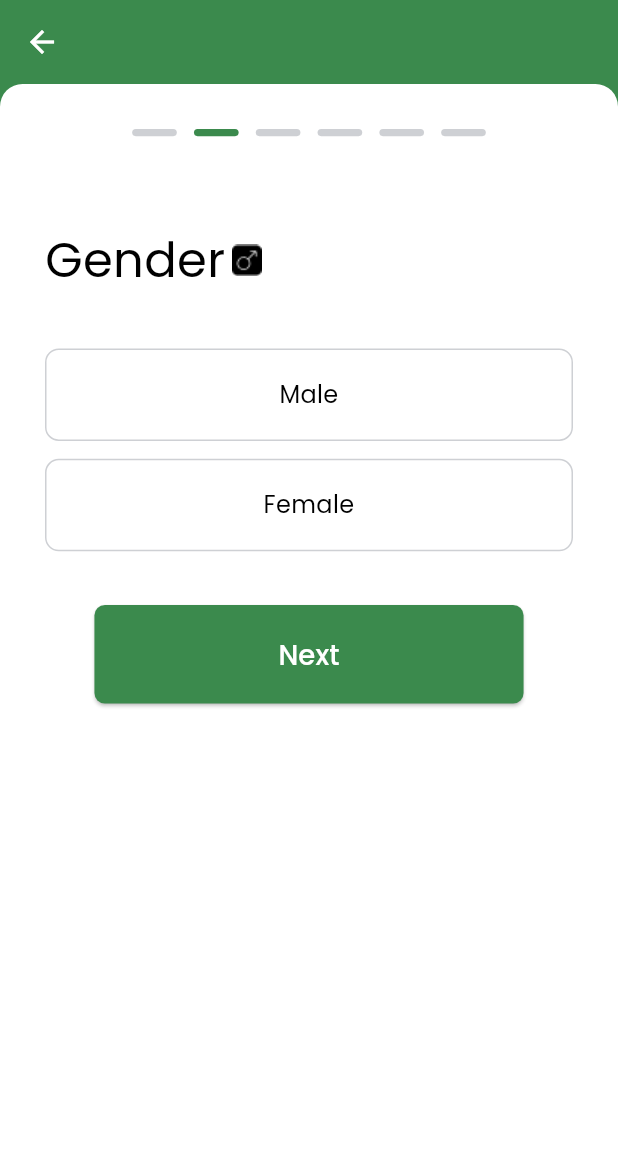
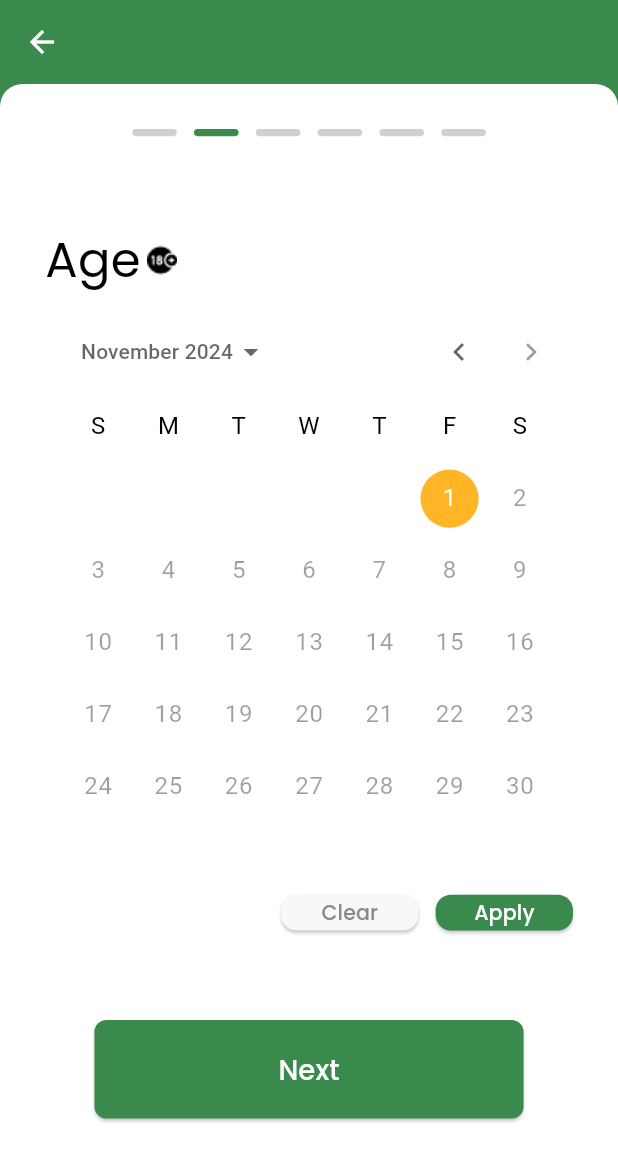
Before and after one commit to Figorate/figorate-mobile, a Flutter app: the GenderScreen screen opened by its route, after a tap on "Next", on a phone screen of 412 x 824 dp. Shown: the top 1162 px of the screen. Run offline on Flutter 3.47's test engine with Material 3 defaults, Android fonts, the phone set to English and light mode, and no system bars; drawn by our look-alikes of overlay_support; our stand-ins replace dio, flutter_screenutil, get_it, google_fonts, stacked; statements that could not run were skipped.

Commit message:
fixed age screen

```diff
--- a/lib/app.dart
+++ b/lib/app.dart
@@ -1,5 +1,6 @@
 import 'package:figorate_mobile/core/theme/app_colors.dart';
 import 'package:figorate_mobile/core/theme/app_theme.dart';
+import 'package:figorate_mobile/presentation/screens/auth/register/age/age.dart';
 import 'package:figorate_mobile/presentation/screens/auth/register/gender/gender.dart';
 import 'package:figorate_mobile/presentation/screens/intro/get_started.dart';
 import 'package:figorate_mobile/presentation/screens/splash/splash_screen.dart';
@@ -39,6 +40,7 @@ class _MyAppState extends State<MyApp> {
               routes: {
                 '/get-started': (context) => const GetStartedScreen(),
                 '/gender': (context) => const GenderScreen(),
+                '/age': (context) => const AgeScreen(),
               },
             ),
           );
--- a/lib/core/constant/assets.dart
+++ b/lib/core/constant/assets.dart
@@ -6,4 +6,5 @@ class Assets {
   static const String fourthPersonalizedIntro = 'assets/jpg/fourth-personalized-intro.jpg';
   static const String fifthPersonalizedIntro = 'assets/jpg/fifth-personalized-intro.jpg';
   static const String genderLogo = 'assets/png/gender_icon.png';
+  static const String ageLogo = 'assets/png/age_icon.png';
 }
--- a/lib/core/theme/app_colors.dart
+++ b/lib/core/theme/app_colors.dart
@@ -7,4 +7,7 @@ class AppColors {
   static Color lightGreen = HexColor.fromHex("#4EB867");
   static Color white = HexColor.fromHex('#FFFFFF');
   static Color grey = HexColor.fromHex("#CED0D4");
+  static Color transparent = HexColor.fromHex("#F8F8F8");
+  static Color deepYellow = HexColor.fromHex("#FFB525");
+  static Color deepWhite = HexColor.fromHex("#8A8A8A");
 }
--- /dev/null
+++ b/lib/presentation/screens/auth/register/age/age.dart
@@ -0,0 +1,119 @@
+import 'package:figorate_mobile/core/constant/assets.dart';
+import 'package:figorate_mobile/presentation/screens/auth/register/age/age_view_model.dart';
+import 'package:figorate_mobile/presentation/widgets/custom_app_bar.dart';
+import 'package:figorate_mobile/presentation/widgets/custom_dialog.dart';
+import 'package:figorate_mobile/presentation/widgets/custom_button.dart';
+import 'package:figorate_mobile/presentation/widgets/custom_carousel_indicator.dart';
+import 'package:figorate_mobile/presentation/widgets/custom_text.dart';
+import 'package:figorate_mobile/services/locator/service_locator.dart';
+import 'package:flutter/material.dart';
+import 'package:figorate_mobile/core/theme/app_colors.dart';
+import 'package:flutter_screenutil/flutter_screenutil.dart';
+import 'package:stacked/stacked.dart';
+
+class AgeScreen extends StatelessWidget {
+  const AgeScreen({super.key});
+
+  @override
+  Widget build(BuildContext context) {
+    return ViewModelBuilder.reactive(
+      viewModelBuilder: () => AgeViewModel(),
+      builder: (context, viewModel, _) {
+        return Scaffold(
+          appBar: CustomAppBar(arrowColor: AppColors.white),
+          body: Stack(
+            alignment: Alignment.bottomCenter,
+            children: [
+              CustomBottomDialog(
+                height: 650.h,
+                content: Column(
+                  mainAxisAlignment: MainAxisAlignment.start,
+                  children: [
+                    const CustomCarouselIndicator(
+                      currentPage: 1,
+                      totalPages: 6,
+                    ),
+                    SizedBox(height: 50.h),
+                    Row(
+                      children: [
+                        CustomText(
+                          text: 'Age',
+                          fontSize: 28.sp,
+                        ),
+                        Image.asset(
+                          Assets.ageLogo,
+                          width: 24.h,
+                          height: 24.h,
+                        ),
+                        // SizedBox(width: 10.w),
+                      ],
+                    ),
+                    SizedBox(height: 10.h),
+                    Theme(
+                      data: Theme.of(context).copyWith(
+                        colorScheme: ColorScheme.light(
+                          primary: AppColors.deepYellow,
+                        ),
+                      ),
+                      child: CalendarDatePicker(
+                        initialDate: DateTime.now(),
+                        firstDate: DateTime(1900),
+                        lastDate: DateTime.now(),
+                        onDateChanged: (selectedDate) {
+                          viewModel.setDateOfBirth(selectedDate);
+                        },
+                      ),
+                    ),
+                    Align(
+                      alignment: Alignment.centerRight,
+                      child: Row(
+                        mainAxisSize: MainAxisSize.min,
+                        children: [
+                          CustomButton(
+                            onPressed: () {
+                              navigationService.pushNamed("/back");
+                            },
+                            width: 80.w,
+                            height: 20.h,
+                            borderRadius: 9.r,
+                            fontSize: 12.sp,
+                            backgroundColor: AppColors.transparent,
+                            text: 'Clear',
+                            textColor: AppColors.deepWhite,
+                          ),
+                          SizedBox(width: 10.w),
+                          CustomButton(
+                            onPressed: () {
+                              navigationService.pushNamed("/");
+                            },
+                            width: 80.w,
+                            height: 20.h,
+                            borderRadius: 9.r,
+                            fontSize: 12.sp,
+                            text: 'Apply',
+                            backgroundColor: AppColors.green,
+                            textColor: AppColors.white,
+                          ),
+                        ],
+                      ),
+                    ),
+                    SizedBox(height: 50.h),
+                    Center(
+                      child: CustomButton(
+                        onPressed: () {
+                          navigationService.pushNamed("/next");
+                        },
+                        text: 'Next',
+                        textColor: AppColors.white,
+                      ),
+                    ),
+                  ],
+                ),
+              ),
+            ],
+          ),
+        );
+      },
+    );
+  }
+}
--- /dev/null
+++ b/lib/presentation/screens/auth/register/age/age_view_model.dart
@@ -0,0 +1,10 @@
+import 'package:stacked/stacked.dart';
+
+class AgeViewModel extends BaseViewModel {
+  DateTime? dateOfBirth;
+
+  void setDateOfBirth(DateTime date) {
+    dateOfBirth = date;
+    notifyListeners();
+  }
+}
--- a/lib/presentation/screens/auth/register/gender/gender.dart
+++ b/lib/presentation/screens/auth/register/gender/gender.dart
@@ -5,6 +5,7 @@ import 'package:figorate_mobile/presentation/widgets/custom_button.dart';
 import 'package:figorate_mobile/presentation/widgets/custom_carousel_indicator.dart';
 import 'package:figorate_mobile/presentation/widgets/custom_gesture_button.dart';
 import 'package:figorate_mobile/presentation/widgets/custom_text.dart';
+import 'package:figorate_mobile/services/locator/service_locator.dart';
 import 'package:flutter/material.dart';
 import 'package:figorate_mobile/core/theme/app_colors.dart';
 import 'package:flutter_screenutil/flutter_screenutil.dart';
@@ -29,8 +30,8 @@ class GenderScreen extends StatelessWidget {
                 content: Column(
                   mainAxisAlignment: MainAxisAlignment.start,
                   children: [
-                    CustomCarouselIndicator(
-                      currentPage: viewModel.currentPage,
+                    const CustomCarouselIndicator(
+                      currentPage: 0,
                       totalPages: 6,
                     ),
                     SizedBox(height: 50.h),
@@ -71,7 +72,7 @@ class GenderScreen extends StatelessWidget {
                     SizedBox(height: 30.h),
                     CustomButton(
                       onPressed: () {
-                        viewModel.goToNext();
+                        navigationService.pushNamed("/age");
                       },
                       text: 'Next',
                       textColor: AppColors.white,
--- a/lib/presentation/screens/auth/register/gender/gender_view_model.dart
+++ b/lib/presentation/screens/auth/register/gender/gender_view_model.dart
@@ -4,21 +4,9 @@ class GenderViewModel extends BaseViewModel {
   int _selectedGender = -1;
   int get selectedGender => _selectedGender;
 
-  int _currentPage = 0;
-  int get currentPage => _currentPage;
-
   void selectGender(int index) {
     _selectedGender = index;
-      print("Selected Gender Index: $_selectedGender"); // Debug statement
-    notifyListeners();
-  }
-
-  void goToNext() {
-    if (_currentPage < 5) {
-      _currentPage++;
-    } else {
-      print("Reached the last page.");
-    }
+    print("Selected Gender Index: $_selectedGender");
     notifyListeners();
   }
 }
--- a/lib/presentation/screens/intro/get_started.dart
+++ b/lib/presentation/screens/intro/get_started.dart
@@ -42,6 +42,7 @@ class GetStartedScreen extends StatelessWidget {
                   navigationService.pushNamed("/gender");
                 },
                 text: 'Get Started',
+                textColor: AppColors.green,
                 fontWeight: FontWeight.w600,
                 backgroundColor: AppColors.white,
               ),
--- a/lib/presentation/widgets/custom_button.dart
+++ b/lib/presentation/widgets/custom_button.dart
@@ -8,9 +8,11 @@ class CustomButton extends StatelessWidget {
   final VoidCallback onPressed;
   final double? width;
   final double? height;
+  final double? fontSize;
   final FontWeight? fontWeight;
   final Color? backgroundColor;
   final Color? textColor;
+  final double? borderRadius;
 
   const CustomButton({
     super.key,
@@ -18,29 +20,31 @@ class CustomButton extends StatelessWidget {
     required this.onPressed,
     this.width,
     this.height,
+    this.fontSize,
     this.fontWeight,
     this.backgroundColor,
     this.textColor,
+    this.borderRadius,
   });
 
   @override
   Widget build(BuildContext context) {
     return SizedBox(
-      width: (width ?? 250.w),
-      height: (height ?? 55.h),
+      width: width ?? 250.w,
+      height: height ?? 55.h,
       child: ElevatedButton(
         onPressed: onPressed,
         style: ElevatedButton.styleFrom(
           backgroundColor: backgroundColor ?? AppColors.green,
           shape: RoundedRectangleBorder(
-            borderRadius: BorderRadius.circular(7),
+            borderRadius: BorderRadius.circular(borderRadius ?? 7.r),
           ),
         ),
         child: CustomText(
           text: text,
           fontWeight: fontWeight,
-          color: textColor ?? AppColors.green,
-          fontSize: 16.sp,
+          color: textColor ?? AppColors.white,
+          fontSize: fontSize ?? 16.sp,
         ),
       ),
     );
```
Also changed, not shown: assets/png/age_icon.png (added).
